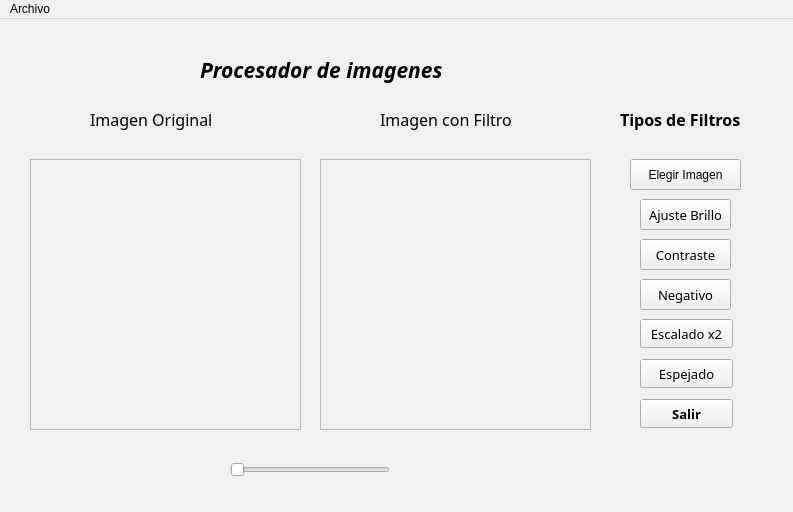
Before: the Qt Designer form ProcesamientoDeImagenes/src/MainWindow.ui in Kem-96/TareaProgramada2-Ensambla, drawn with Qt 5.
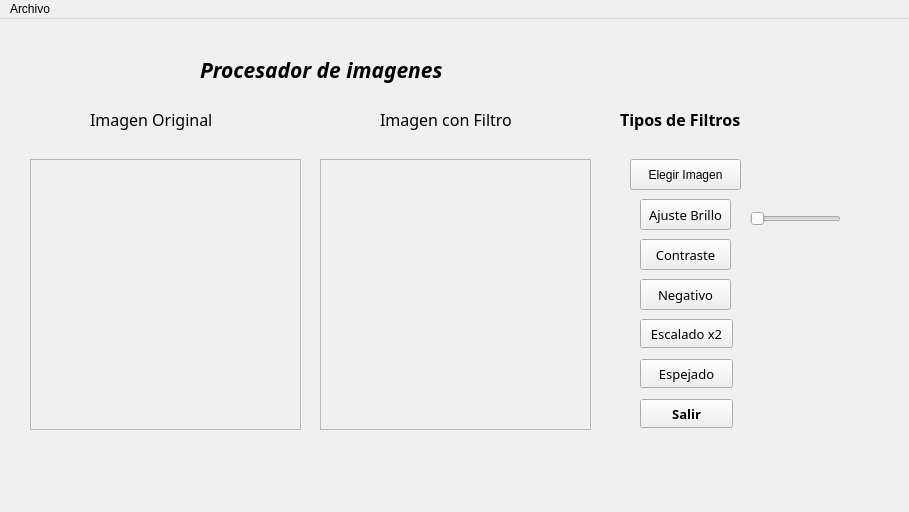
After: the same form once the commit is applied.

What changed in the file:
```diff
--- a/ProcesamientoDeImagenes/src/MainWindow.ui
+++ b/ProcesamientoDeImagenes/src/MainWindow.ui
@@ -6,7 +6,7 @@
    <rect>
     <x>0</x>
     <y>0</y>
-    <width>793</width>
+    <width>909</width>
     <height>512</height>
    </rect>
   </property>
@@ -352,10 +352,10 @@
    <widget class="QSlider" name="horizontalSlider">
     <property name="geometry">
      <rect>
-      <x>230</x>
-      <y>440</y>
-      <width>160</width>
-      <height>22</height>
+      <x>750</x>
+      <y>190</y>
+      <width>91</width>
+      <height>20</height>
      </rect>
     </property>
     <property name="orientation">
@@ -368,7 +368,7 @@
     <rect>
      <x>0</x>
      <y>0</y>
-     <width>793</width>
+     <width>909</width>
      <height>26</height>
     </rect>
    </property>
```
